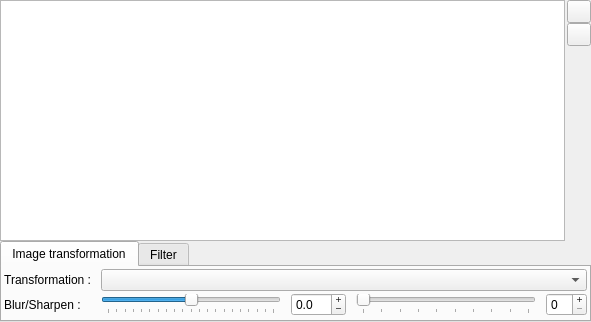
First picture: the form in wgt_QImageFilterTransform.ui, repository boenki/ffdiaporama, before the edit.
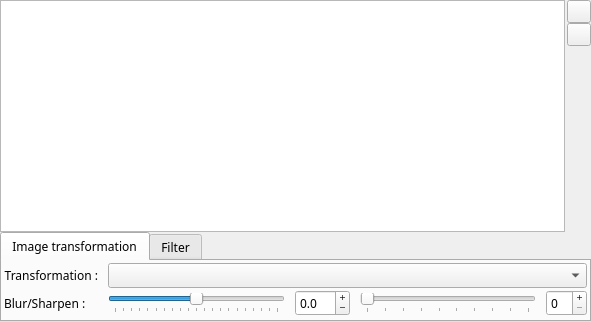
Second picture: the form after the edit. Icons and pictures are not drawn. Custom widgets are drawn as their Qt base class.

Commit message: Correction d'un bug dans les boites de modif : l'image affichée n'est pas la bonne suite à la fusion des onglets Passage des polices de toutes les boites de dialogue à "Sans Serif" pour supprimer la dépendance à la police Ubuntu

What changed in the file:
```diff
--- a/wgt_QImageFilterTransform.ui
+++ b/wgt_QImageFilterTransform.ui
@@ -10,6 +10,12 @@
     <height>322</height>
    </rect>
   </property>
+  <property name="font">
+   <font>
+    <family>Sans Serif</family>
+    <pointsize>9</pointsize>
+   </font>
+  </property>
   <property name="windowTitle">
    <string notr="true">Form</string>
   </property>
```
The commit also changes 25 other files.
